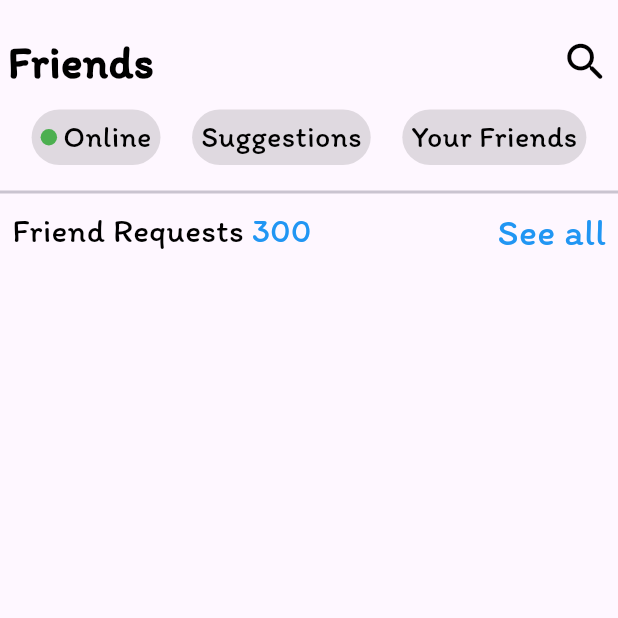
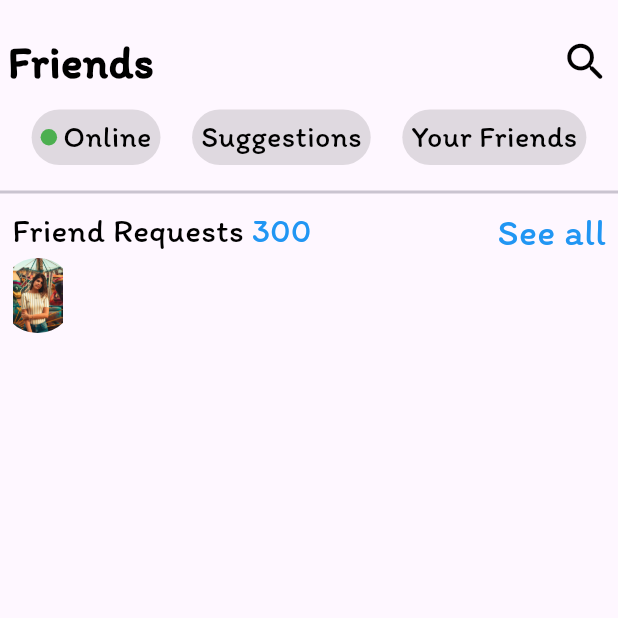
Before and after one commit to 01151634247/face_book, a Flutter app: the screen it shows after launch, on a phone screen of 412 x 824 dp, the top half of it. Run offline on Flutter 3.47's test engine with Material 3 defaults, Android fonts, the phone set to English and light mode, and no system bars; our stand-ins replace video_player.

Commit message:
create Friend_Request_Card widgets

```diff
--- a/lib/screens/tabs/friends_screen.dart
+++ b/lib/screens/tabs/friends_screen.dart
@@ -1,4 +1,5 @@
 import 'package:face_book/Domai/custom_text_style.dart';
+import 'package:face_book/widgets/friend_request_card.dart';
 import 'package:flutter/material.dart';
 
 class FriendsScreen extends StatefulWidget {
@@ -111,7 +112,7 @@
            ),
          ),
 
-
+         FriendRequestCard(),
         ],
       ),
     );
--- /dev/null
+++ b/lib/widgets/friend_request_card.dart
@@ -0,0 +1,16 @@
+import 'package:flutter/material.dart';
+
+class FriendRequestCard extends StatelessWidget {
+  const FriendRequestCard({super.key});
+
+  @override
+  Widget build(BuildContext context) {
+    return Row(
+      children: [
+        ClipOval(child: Image.asset('assets/images/pexels-leonnebrito-1844012.jpg',height: 50,width: 50),),
+
+
+      ],
+    );
+  }
+}
```
